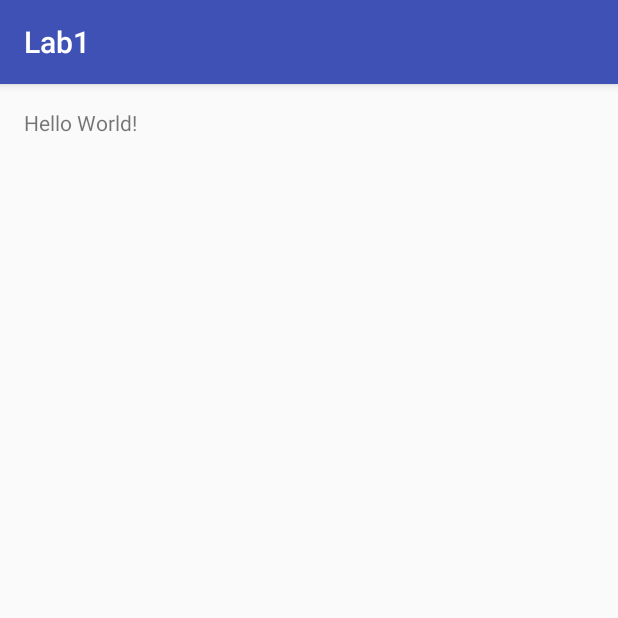
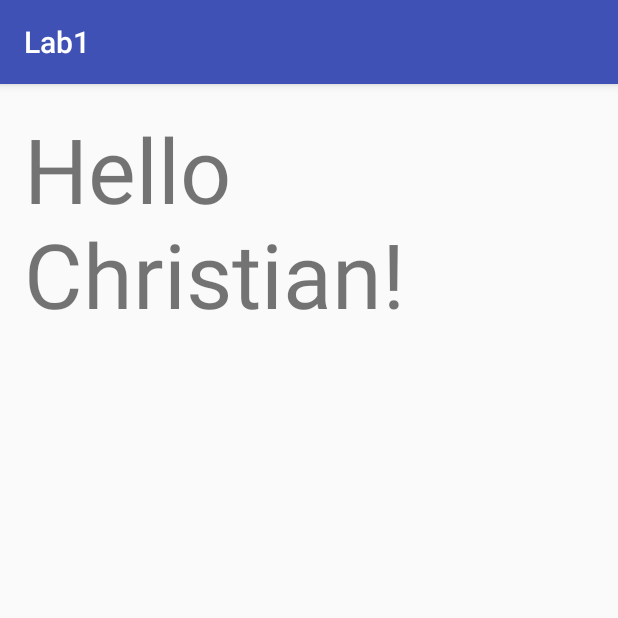
Before and after one commit to christianchase/cs371, an Android app: the screen it shows after launch (MainActivity), on a phone screen of 412 x 824 dp, the top half of it. Run offline under Robolectric (Android 15) with nearby library versions, the phone set to English and light mode, and no system bars.

Commit message:
Changed size and contents of text display.

```diff
--- a/app/src/main/res/layout/activity_main.xml
+++ b/app/src/main/res/layout/activity_main.xml
@@ -12,5 +12,6 @@
     <TextView
         android:layout_width="wrap_content"
         android:layout_height="wrap_content"
-        android:text="Hello World!" />
+        android:text="Hello Christian!"
+        android:textSize="60dp" />
 </RelativeLayout>
```
